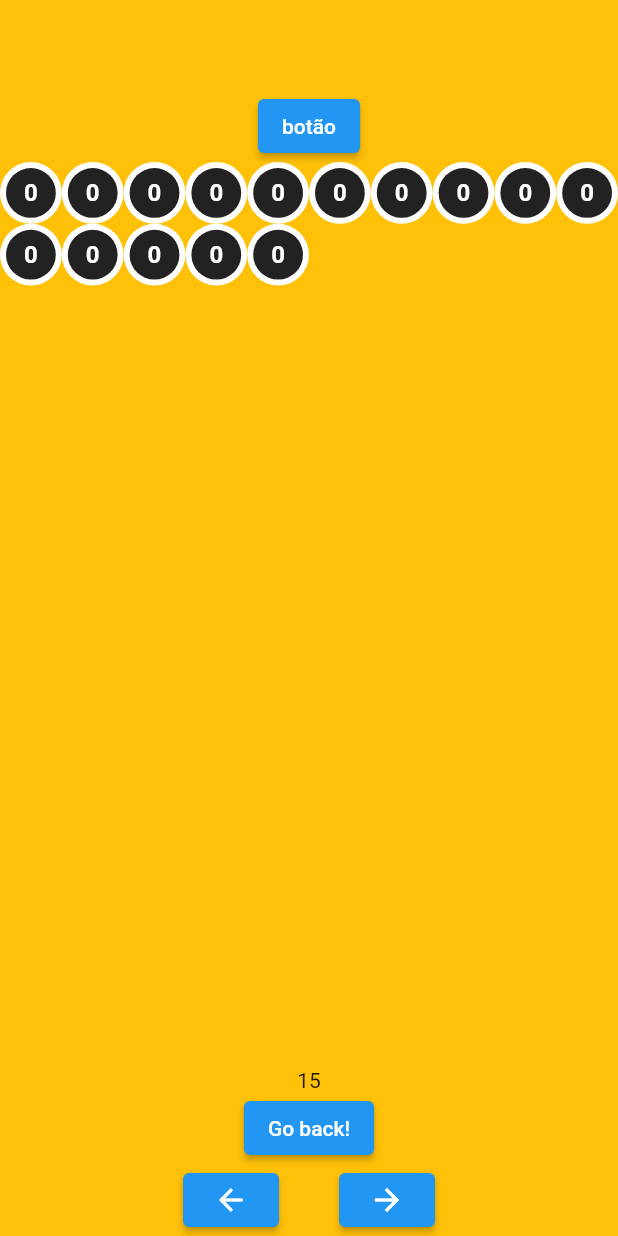
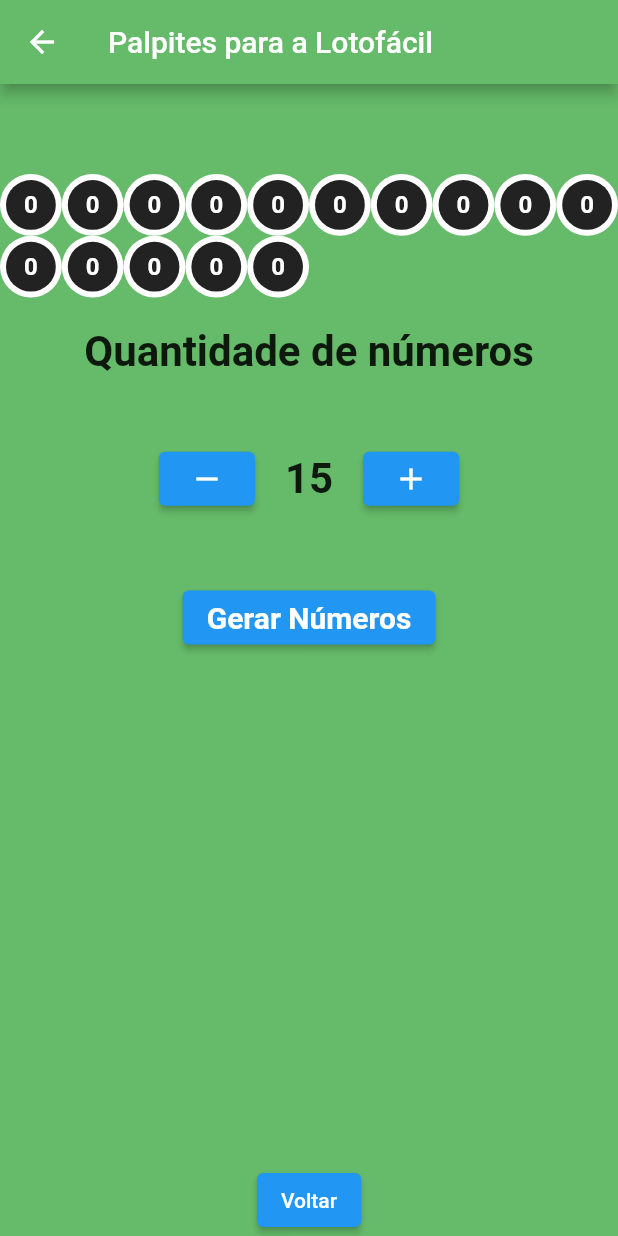
Before and after one commit to sardinha-dias/lotoapp, a Flutter app: the LotofacioWidget screen opened directly, on a phone screen of 412 x 824 dp. Run offline on Flutter 3.47's test engine with Material 2 defaults, Android fonts, the phone set to English and light mode, and no system bars.

Commit message:
revisão

```diff
--- a/lotoapp/lib/widgets/lotofacio_widgegt.dart
+++ b/lotoapp/lib/widgets/lotofacio_widgegt.dart
@@ -50,15 +50,14 @@
   @override
   Widget build(BuildContext context) {
     return Scaffold(
-      primary: false,
-      backgroundColor: Colors.amber,
-      body: Column(
-        mainAxisAlignment: MainAxisAlignment.center,
-        children: [
+      appBar: AppBar(
+          backgroundColor: Colors.green.shade400,
+          title: const Text('Palpites para a Lotofácil')),
+      backgroundColor: Colors.green.shade400,
+      body: Column(mainAxisAlignment: MainAxisAlignment.center, children: [
         const SizedBox(
           height: 60,
         ),
-          ElevatedButton(onPressed: _gera, child: Text('botão')),
         Expanded(
           child: GridView.builder(
             gridDelegate: const SliverGridDelegateWithFixedCrossAxisCount(
@@ -72,33 +71,70 @@
             },
           ),
         ),
-          Text('$length'),
+        SizedBox(
+          height: 5,
+        ),
+        Text(
+          'Quantidade de números',
+          style: TextStyle(fontSize: 28, fontWeight: FontWeight.bold),
+        ),
+        SizedBox(
+          height: 20,
+        ),
+        Expanded(
+          flex: 1,
+          child: Row(
+            mainAxisAlignment: MainAxisAlignment.center,
+            children: [
+              ElevatedButton(
+                onPressed: _decrementa,
+                child: const Icon(Icons.remove),
+              ),
+              const SizedBox(
+                width: 20,
+              ),
+              Text(
+                '$length',
+                style: TextStyle(fontSize: 28, fontWeight: FontWeight.bold),
+              ),
+              const SizedBox(
+                width: 20,
+              ),
+              ElevatedButton(
+                onPressed: _incrementa,
+                child: const Icon(Icons.add),
+              ),
+            ],
+          ),
+        ),
+        SizedBox(
+          height: 20,
+        ),
+        ElevatedButton(
+          onPressed: _gera,
+          child: Text(
+            'Gerar Números',
+            style: TextStyle(fontSize: 20, fontWeight: FontWeight.bold),
+          ),
+        ),
+        SizedBox(
+          height: 50,
+        ),
+        Expanded(
+          flex: 3,
+          child: SizedBox(
+            height: 50,
+          ),
+        ),
         Center(
           child: ElevatedButton(
             onPressed: () {
               Navigator.pop(context);
             },
-              child: const Text('Go back!'),
+            child: const Text('Voltar'),
           ),
         ),
-          Row(
-            mainAxisAlignment: MainAxisAlignment.center,
-            children: [
-              ElevatedButton(
-                onPressed: _decrementa,
-                child: const Icon(Icons.arrow_back_rounded),
-              ),
-              const SizedBox(
-                width: 40,
-              ),
-              ElevatedButton(
-                onPressed: _incrementa,
-                child: const Icon(Icons.arrow_forward_sharp),
-              ),
-            ],
-          )
-        ],
-      ),
+      ]),
     );
   }
 }
```
Also changed, not shown: lotoapp/lib/widgets/magasena_widget.dart (+18 -5 lines), lotoapp/lib/widgets/main_menu_widget.dart (+28 -6 lines), lotoapp/lib/widgets/quina_wiget.dart (+13 -2 lines). Lines whose indentation alone changed are shown as unchanged.
